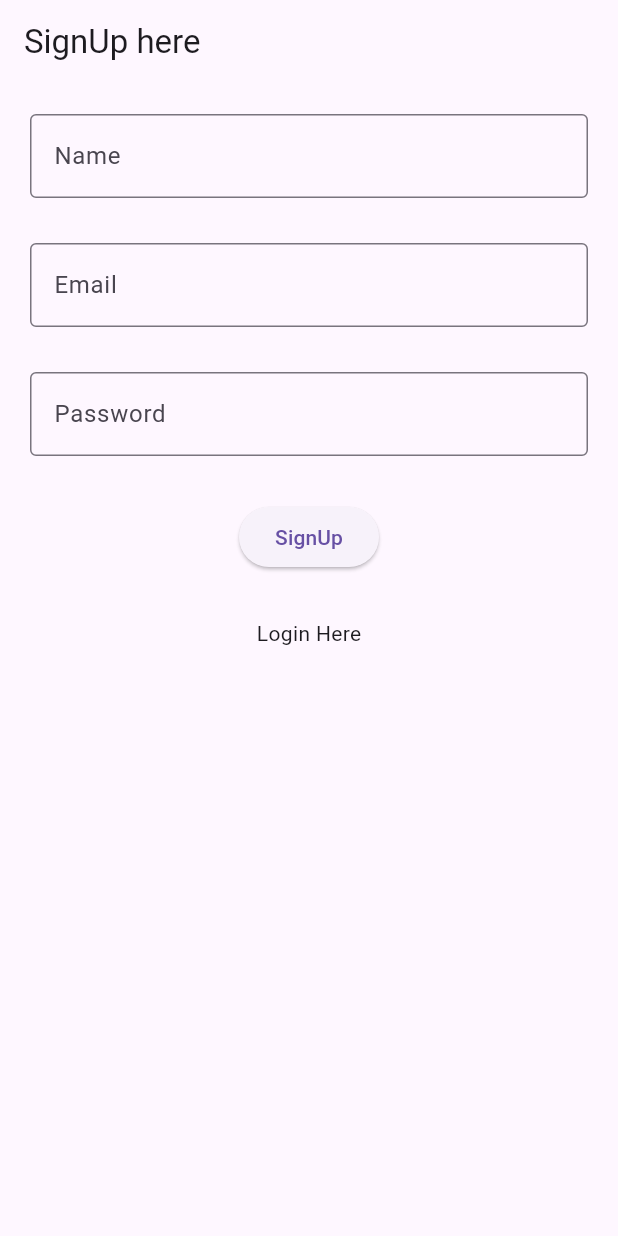
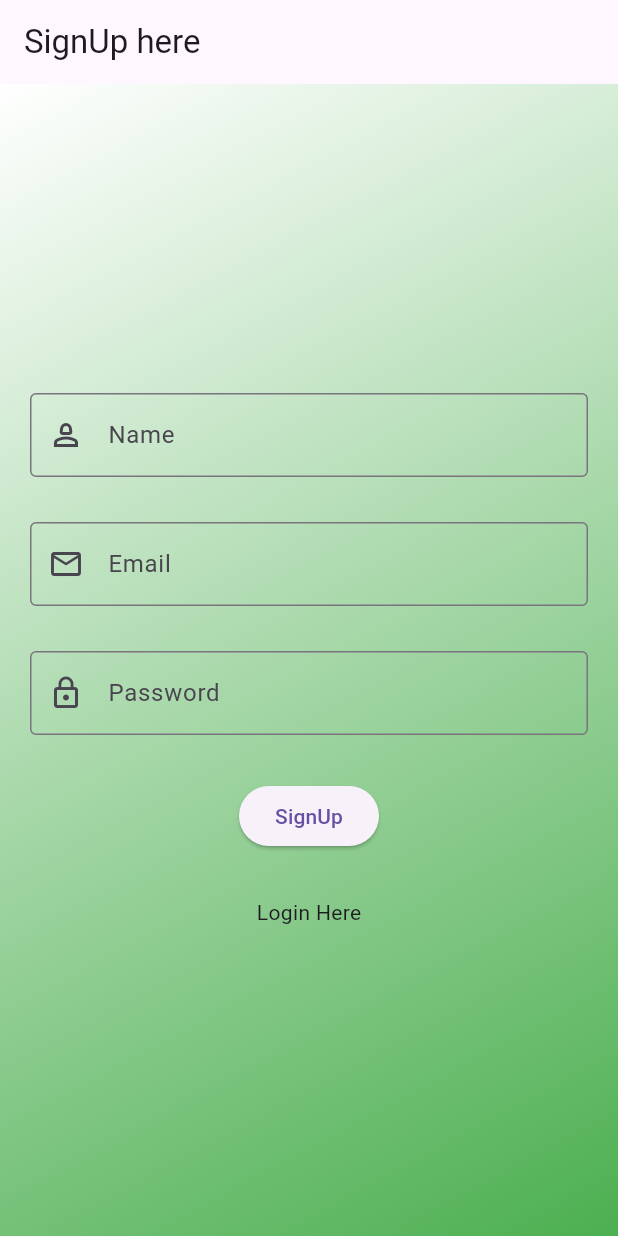
Before and after one commit to inderpalsingh/expense_tracker, a Flutter app: the screen it shows after launch, after a tap on "SignUp Here", on a phone screen of 412 x 824 dp. Run offline on Flutter 3.47's test engine with Material 3 defaults, Android fonts, the phone set to English and light mode, and no system bars; our stand-ins replace animated_text_kit, shared_preferences, sqflite; missing offline and left inert: dart:html; accounts and stored records are empty.

Commit message:
Added login and signup Gradient

```diff
--- a/lib/presentation/screens/splash/splash_page.dart
+++ b/lib/presentation/screens/splash/splash_page.dart
@@ -17,7 +17,7 @@ class _SplashPageState extends State<SplashPage> {
   void initState() {
     super.initState();
     Timer(const Duration(seconds: 3), () {
-      Navigator.pushReplacement(context, MaterialPageRoute(builder: (context) => LoginUser()));
+      Navigator.pushReplacement(context, MaterialPageRoute(builder: (context) => const LoginUser()));
      });
   }
 
@@ -26,12 +26,21 @@ class _SplashPageState extends State<SplashPage> {
   Widget build(BuildContext context) {
     return Scaffold(
       backgroundColor: Colors.blueAccent,
-      body: Center(
-        child: AnimatedTextKit(
-        animatedTexts: [
-          TypewriterAnimatedText('Welcome to Expense app', textStyle: const TextStyle(fontSize: 30, ) )
-        ],
-             ),
+      body: Container(
+        decoration: const BoxDecoration(
+          gradient: LinearGradient(
+            begin: Alignment.topLeft,
+            end: Alignment.bottomRight,
+            colors: [Colors.redAccent, Colors.white],
+          ),
+        ),
+        child: Center(
+          child: AnimatedTextKit(
+          animatedTexts: [
+            TypewriterAnimatedText('Welcome to Expense app', textStyle: const TextStyle(fontSize: 30, ) )
+          ],
+               ),
+        ),
       )
     );
   }
--- a/lib/presentation/screens/user_login/login_page.dart
+++ b/lib/presentation/screens/user_login/login_page.dart
@@ -1,3 +1,4 @@
+
 import 'package:expense_tracker/presentation/screens/user_login/signup_page.dart';
 import 'package:flutter/material.dart';
 
@@ -6,25 +7,63 @@ class LoginUser extends StatelessWidget {
 
   @override
   Widget build(BuildContext context) {
+    final _key = GlobalKey<FormState>();
+
+    TextEditingController emailController = TextEditingController();
+    TextEditingController passController = TextEditingController();
+
+
+
     return Scaffold(
       appBar: AppBar(title: const Text('Login here'),),
-      body: Padding(
+      body: Container(
+        decoration: BoxDecoration(
+          gradient: LinearGradient(
+            begin: Alignment.topLeft,
+            end: Alignment.bottomRight,
+            colors: [Colors.blue, Colors.white],
+          ),
+        ),
+        child: Padding(
           padding: const EdgeInsets.all(20.0),
+          child: Form(
+            key: _key,
             child: Column(
+              mainAxisAlignment: MainAxisAlignment.center,
               children: [
                 TextFormField(
-              decoration: const InputDecoration(
+                  controller: emailController,
+                  decoration: InputDecoration(
+                    prefixIcon: const Icon(Icons.email_outlined),
                     labelText: 'Email',
-                border: OutlineInputBorder()
+                    border: OutlineInputBorder(
+                      borderRadius: BorderRadius.circular(10.0),
                     ),
+                  ),
+                  validator: (value) {
+                    if(value == null || value.isEmpty){
+                      return 'Please enter email';
+                    }
+                    return null;
+                  },
                 ),
                 const SizedBox(height: 30),
                 TextFormField(
+                  controller: passController,
                   obscureText: true,
-              decoration: const InputDecoration(
+                  decoration: InputDecoration(
+                    prefixIcon: const Icon(Icons.lock_outline),
                       labelText: 'Password',
-                  border: OutlineInputBorder()
+                      border: OutlineInputBorder(
+                        borderRadius: BorderRadius.circular(10.0),
                       ),
+                  ),
+                  validator: (value) {
+                    if(value == null || value.isEmpty){
+                      return 'Please enter password';
+                    }
+                    return null;
+                  },
                 ),
                 const SizedBox(height: 30),
                 ElevatedButton(onPressed: () {
@@ -46,6 +85,8 @@ class LoginUser extends StatelessWidget {
               ],
             ),
           ),
+        ),
+      ),
     );
   }
 }
--- a/lib/presentation/screens/user_login/signup_page.dart
+++ b/lib/presentation/screens/user_login/signup_page.dart
@@ -6,29 +6,49 @@ class SignUpPage extends StatelessWidget {
 
   @override
   Widget build(BuildContext context) {
+    TextEditingController nameController = TextEditingController();
+    TextEditingController emailController = TextEditingController();
+    TextEditingController passController = TextEditingController();
+
+
     return Scaffold(
       appBar: AppBar(title: const Text('SignUp here'),),
-      body: Padding(
+      body: Container(
+        decoration: BoxDecoration(
+          gradient: LinearGradient(
+            begin: Alignment.topLeft,
+            end: Alignment.bottomRight,
+            colors: [Colors.white, Colors.green],
+          ),
+        ),
+        child: Padding(
           padding: const EdgeInsets.all(20.0),
           child: Column(
+            mainAxisAlignment: MainAxisAlignment.center,
             children: [
               TextFormField(
+                controller: nameController,
                 decoration: const InputDecoration(
+                    prefixIcon: Icon(Icons.person_2_outlined),
                     labelText: 'Name',
                     border: OutlineInputBorder()
                 ),
               ),
               const SizedBox(height: 30),
               TextFormField(
+                controller: emailController,
                 decoration: const InputDecoration(
+                    prefixIcon: Icon(Icons.email_outlined),
                     labelText: 'Email',
                     border: OutlineInputBorder()
                 ),
               ),
               const SizedBox(height: 30),
               TextFormField(
+                controller: passController,
                 obscureText: true,
                 decoration: const InputDecoration(
+                  prefixIcon: Icon(Icons.lock_outline),
                     labelText: 'Password',
                     border: OutlineInputBorder()
                 ),
@@ -53,6 +73,7 @@ class SignUpPage extends StatelessWidget {
             ],
           ),
         ),
+      ),
     );
   }
 }
```
Lines whose indentation alone changed are shown as unchanged.
